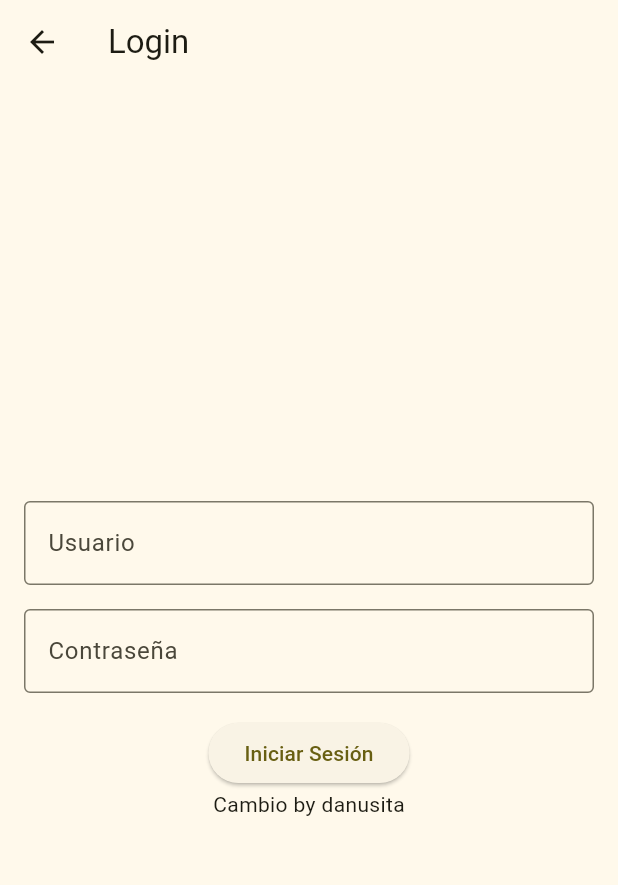
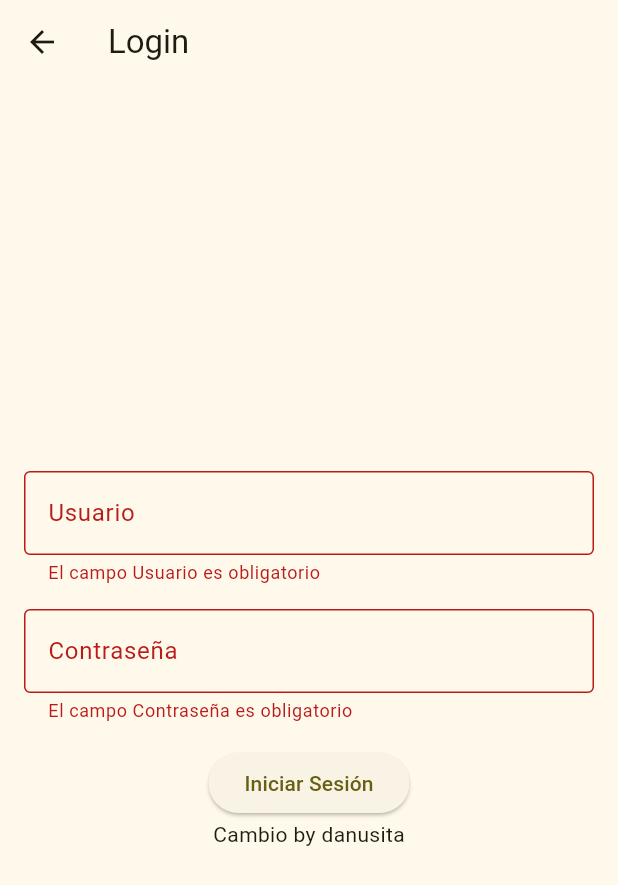
Before and after one commit to arincassia/abaez-flutter001, a Flutter app: the LoginScreen screen opened directly, after a tap on "Iniciar Sesión", on a phone screen of 412 x 824 dp. Shown: the top 885 px of the screen. Run offline on Flutter 3.47's test engine with Material 3 defaults, Android fonts, the phone set to English and light mode, and no system bars.

Commit message:
Agrega capa de servicio y validaciones de login

```diff
--- a/lib/login_screen.dart
+++ /dev/null
@@ -1,47 +0,0 @@
-// ...existing code...
-import 'package:flutter/material.dart';
-class LoginScreen extends StatelessWidget {
-  const LoginScreen({super.key});
-
-  @override
-  Widget build(BuildContext context) {
-    return Scaffold(
-      appBar: AppBar(
-        title: const Text('Login'),
-      ),
-      body: Padding(
-        padding: const EdgeInsets.all(16.0),
-        child: Column(
-          mainAxisAlignment: MainAxisAlignment.center,
-          children: [
-            TextField(
-              decoration: const InputDecoration(
-                labelText: 'Usuario',
-                border: OutlineInputBorder(),
-              ),
-            ),
-            const SizedBox(height: 16),
-            TextField(
-              decoration: const InputDecoration(
-                labelText: 'Contraseña',
-                border: OutlineInputBorder(),
-              ),
-              obscureText: true,
-            ),
-            const SizedBox(height: 16),
-            ElevatedButton(
-              onPressed: () {
-                // Aquí puedes manejar el inicio de sesión
-              },
-              child: const Text('Iniciar Sesión'),
-            ),
-            Title(
-              color: Colors.black,
-              child: const Text("Cambio by danusita")
-            )
-          ],
-        ),
-      ),
-    );
-  }
-}
--- a/lib/main.dart
+++ b/lib/main.dart
@@ -1,4 +1,4 @@
-import 'package:abaez/login_screen.dart';
+import 'package:abaez/views/login_screen.dart';
 import 'package:flutter/material.dart';
 
 void main() {
--- /dev/null
+++ b/lib/views/login_screen.dart
@@ -0,0 +1,99 @@
+import 'package:flutter/material.dart';
+import 'package:abaez/api/service/auth_service.dart';
+
+class LoginScreen extends StatefulWidget {
+  const LoginScreen({super.key});
+
+  @override
+  State<LoginScreen> createState() => _LoginScreenState();
+}
+
+class _LoginScreenState extends State<LoginScreen> {
+  final TextEditingController _usernameController = TextEditingController();
+  final TextEditingController _passwordController = TextEditingController();
+  final MockAuthService _authService = MockAuthService();
+  final GlobalKey<FormState> _formKey = GlobalKey<FormState>();
+
+  @override
+  Widget build(BuildContext context) {
+    return Scaffold(
+      appBar: AppBar(
+        title: const Text('Login'),
+      ),
+      body: Padding(
+        padding: const EdgeInsets.all(16.0),
+        child: Form(
+          key: _formKey,
+          child: Column(
+            mainAxisAlignment: MainAxisAlignment.center,
+            children: [
+              // Campo de Usuario
+              TextFormField(
+                controller: _usernameController,
+                decoration: const InputDecoration(
+                  labelText: 'Usuario',
+                  border: OutlineInputBorder(),
+                ),
+                validator: (value) {
+                  if (value == null || value.trim().isEmpty) {
+                    return 'El campo Usuario es obligatorio';
+                  }
+                  return null;
+                },
+              ),
+              const SizedBox(height: 16),
+
+              // Campo de Contraseña
+              TextFormField(
+                controller: _passwordController,
+                decoration: const InputDecoration(
+                  labelText: 'Contraseña',
+                  border: OutlineInputBorder(),
+                ),
+                obscureText: true,
+                validator: (value) {
+                  if (value == null || value.trim().isEmpty) {
+                    return 'El campo Contraseña es obligatorio';
+                  }
+                  return null;
+                },
+              ),
+              const SizedBox(height: 16),
+
+              // Botón de Iniciar Sesión
+              ElevatedButton(
+                onPressed: () async {
+                  // Validar el formulario
+                  if (_formKey.currentState?.validate() ?? false) {
+                    final username = _usernameController.text.trim();
+                    final password = _passwordController.text.trim();
+
+                    // Llama al servicio de autenticación
+                    await _authService.login(username, password);
+
+                    // Muestra un mensaje de éxito
+                    ScaffoldMessenger.of(context).showSnackBar(
+                      const SnackBar(content: Text('Credenciales enviadas al servicio mock')),
+                    );
+                  }
+                },
+                child: const Text('Iniciar Sesión'),
+              ),
+                Title(
+                color: Colors.black,
+                child: const Text("Cambio by danusita"),
+              ),
+            ],
+          ),
+        ),
+      ),
+    );
+  }
+
+  @override
+  void dispose() {
+    _usernameController.dispose();
+    _passwordController.dispose();
+    super.dispose();
+  }
+}
```
Also changed, not shown: lib/api/service/auth_service.dart (added, +26 -0 lines).
